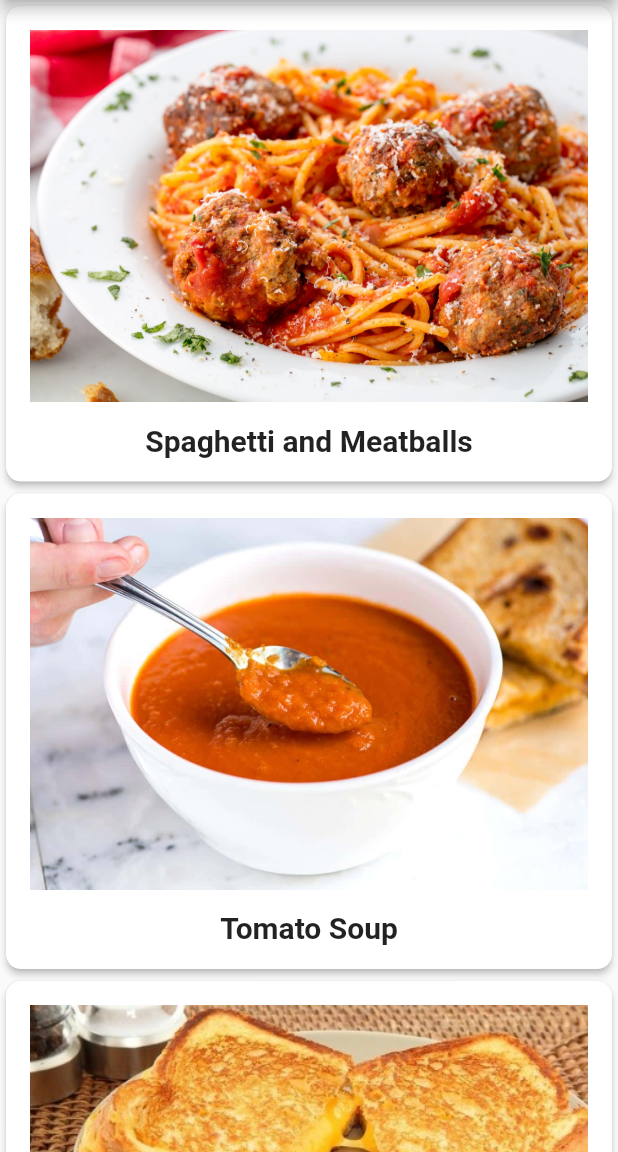
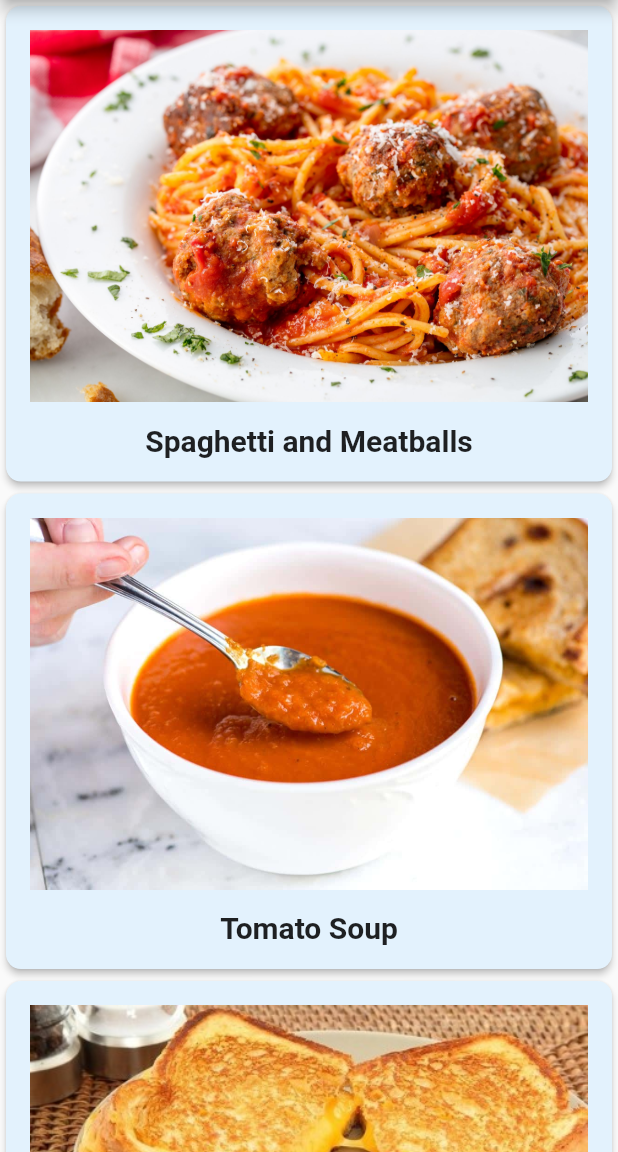
Before and after one commit to DavidCastelloBatet/recipes_flutter_253, a Flutter app: the screen it shows after launch, on a phone screen of 412 x 824 dp, the part 84-1236 px from its top. Run offline on Flutter 3.47's test engine with Material 2 defaults, Android fonts, the phone set to English and light mode, and no system bars; Roboto replaces fonts that are missing (Palatino).

Commit message:
blue card

```diff
--- a/lib/main.dart
+++ b/lib/main.dart
@@ -53,6 +53,7 @@ class _MyHomePageState extends State<MyHomePage> {
 
 Widget buildRecipeCard(Recipe recipe) {
   return Card(
+    color: Colors.blue[50],
     elevation: 2.0,
     shape: RoundedRectangleBorder(borderRadius: BorderRadius.circular(10.0)),
     child: Padding(
```
